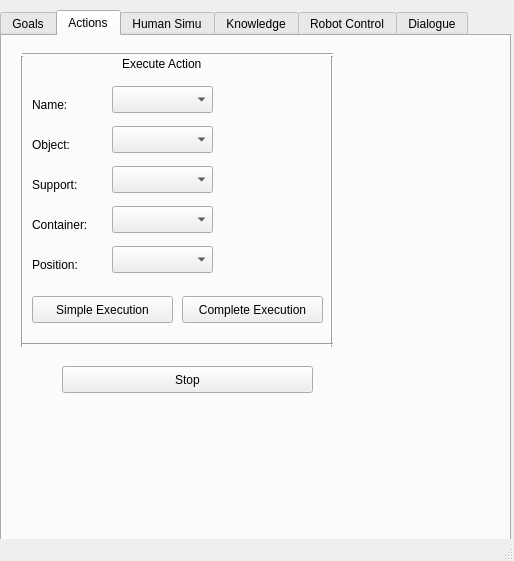
Above: graphical_interface/ui/main_window.ui from laas/supervisor before the change. Below: the same form after it.
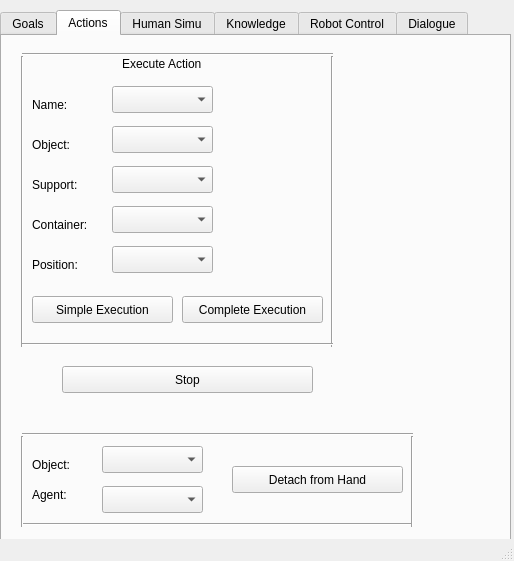
That is the form after the change. The open tabs and pages were chosen to show the change. Icons and pictures are not drawn.

Commit message: [graphical_interface] add removeFromHand button

Patch:
```diff
--- a/graphical_interface/ui/main_window.ui
+++ b/graphical_interface/ui/main_window.ui
@@ -358,6 +358,117 @@
        <string>Position:</string>
       </property>
      </widget>
+     <widget class="QPushButton" name="pushButtonDetachFromHand">
+      <property name="geometry">
+       <rect>
+        <x>230</x>
+        <y>430</y>
+        <width>171</width>
+        <height>27</height>
+       </rect>
+      </property>
+      <property name="text">
+       <string>Detach from Hand</string>
+      </property>
+     </widget>
+     <widget class="QLabel" name="label_29">
+      <property name="geometry">
+       <rect>
+        <x>30</x>
+        <y>420</y>
+        <width>67</width>
+        <height>17</height>
+       </rect>
+      </property>
+      <property name="text">
+       <string>Object:</string>
+      </property>
+     </widget>
+     <widget class="QLabel" name="label_30">
+      <property name="geometry">
+       <rect>
+        <x>30</x>
+        <y>450</y>
+        <width>67</width>
+        <height>17</height>
+       </rect>
+      </property>
+      <property name="text">
+       <string>Agent:</string>
+      </property>
+     </widget>
+     <widget class="QComboBox" name="comboBoxActionObject2">
+      <property name="geometry">
+       <rect>
+        <x>100</x>
+        <y>410</y>
+        <width>101</width>
+        <height>27</height>
+       </rect>
+      </property>
+     </widget>
+     <widget class="QComboBox" name="comboBoxAgents">
+      <property name="geometry">
+       <rect>
+        <x>100</x>
+        <y>450</y>
+        <width>101</width>
+        <height>27</height>
+       </rect>
+      </property>
+     </widget>
+     <widget class="Line" name="line_18">
+      <property name="geometry">
+       <rect>
+        <x>20</x>
+        <y>390</y>
+        <width>391</width>
+        <height>16</height>
+       </rect>
+      </property>
+      <property name="orientation">
+       <enum>Qt::Horizontal</enum>
+      </property>
+     </widget>
+     <widget class="Line" name="line_19">
+      <property name="geometry">
+       <rect>
+        <x>20</x>
+        <y>480</y>
+        <width>391</width>
+        <height>16</height>
+       </rect>
+      </property>
+      <property name="orientation">
+       <enum>Qt::Horizontal</enum>
+      </property>
+     </widget>
+     <widget class="Line" name="line_20">
+      <property name="geometry">
+       <rect>
+        <x>10</x>
+        <y>400</y>
+        <width>20</width>
+        <height>91</height>
+       </rect>
+      </property>
+      <property name="orientation">
+       <enum>Qt::Vertical</enum>
+      </property>
+     </widget>
+     <widget class="Line" name="line_21">
+      <property name="geometry">
+       <rect>
+        <x>400</x>
+        <y>400</y>
+        <width>20</width>
+        <height>91</height>
+       </rect>
+      </property>
+      <property name="orientation">
+       <enum>Qt::Vertical</enum>
+      </property>
+     </widget>
     </widget>
     <widget class="QWidget" name="HumanSimu">
      <attribute name="title">
```
Left out of the diff: 2 changed lines with no effect on the pictures. The commit also changes 2 other files.
